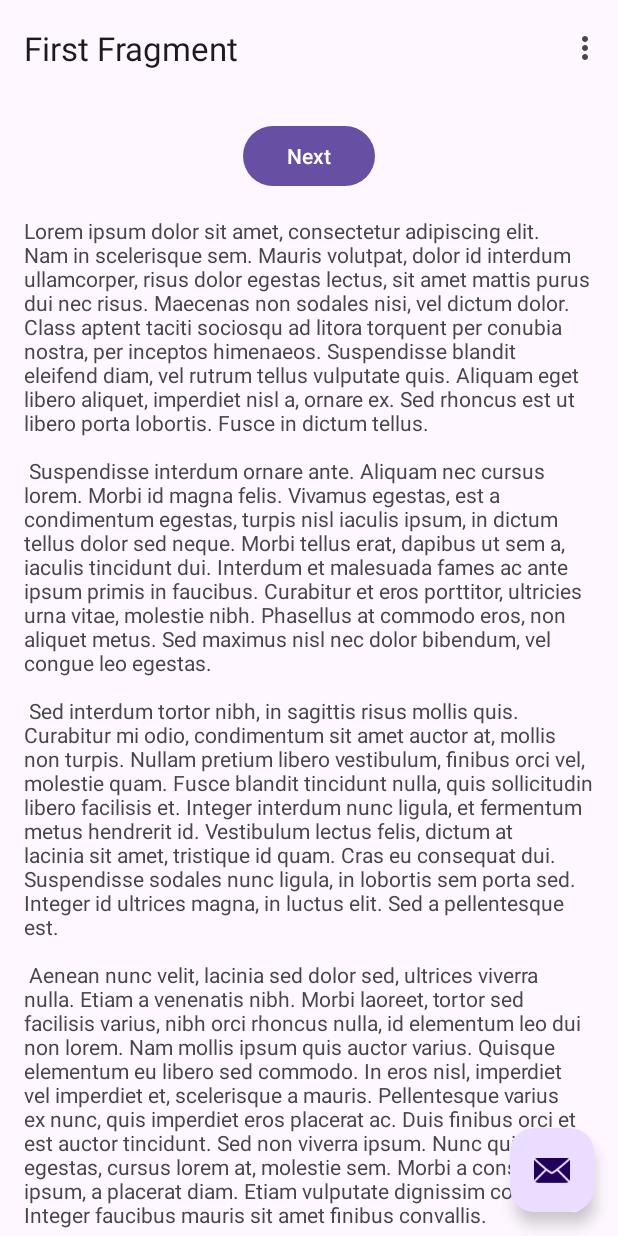
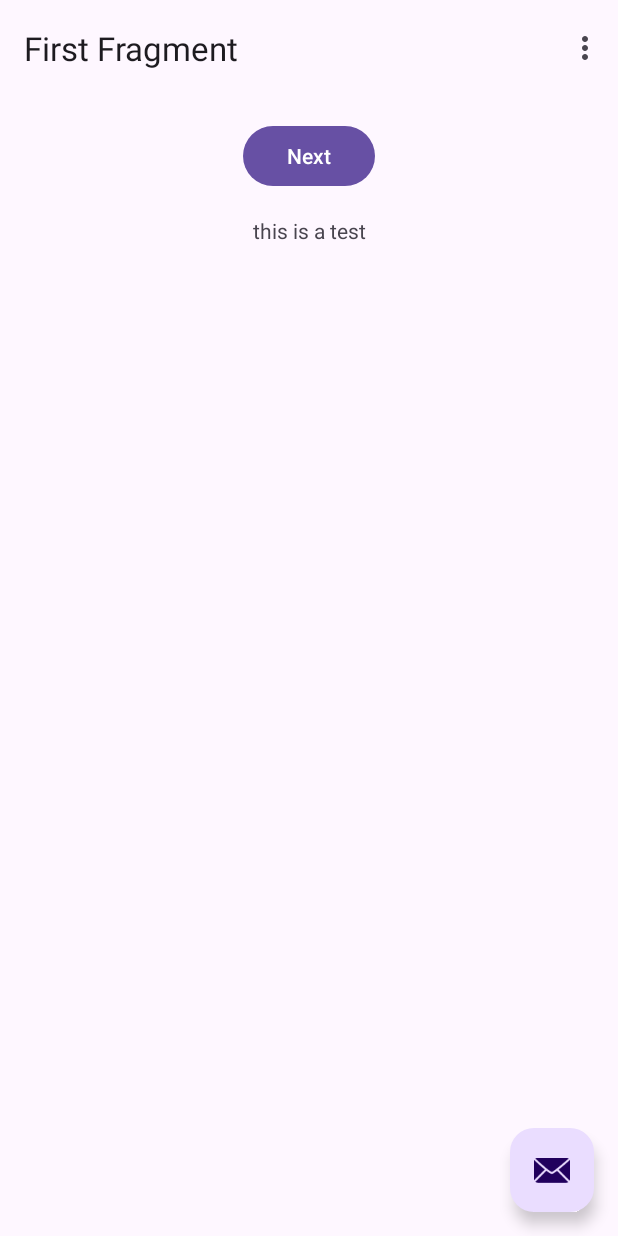
Before and after one commit to CL10047/CSCB07GroupProject, an Android app: the screen it shows after launch (MainActivity), on a phone screen of 412 x 824 dp. Run offline under Robolectric (Android 15) with nearby library versions, the phone set to English and light mode, and no system bars; our stand-ins replace navigation-ui.

Commit message:
initial commit v2

```diff
--- a/app/src/main/res/layout/fragment_first.xml
+++ b/app/src/main/res/layout/fragment_first.xml
@@ -26,7 +26,7 @@
             android:layout_width="wrap_content"
             android:layout_height="wrap_content"
             android:layout_marginTop="16dp"
-            android:text="@string/lorem_ipsum"
+            android:text="this is a test"
             app:layout_constraintBottom_toBottomOf="parent"
             app:layout_constraintEnd_toEndOf="parent"
             app:layout_constraintStart_toStartOf="parent"
```
